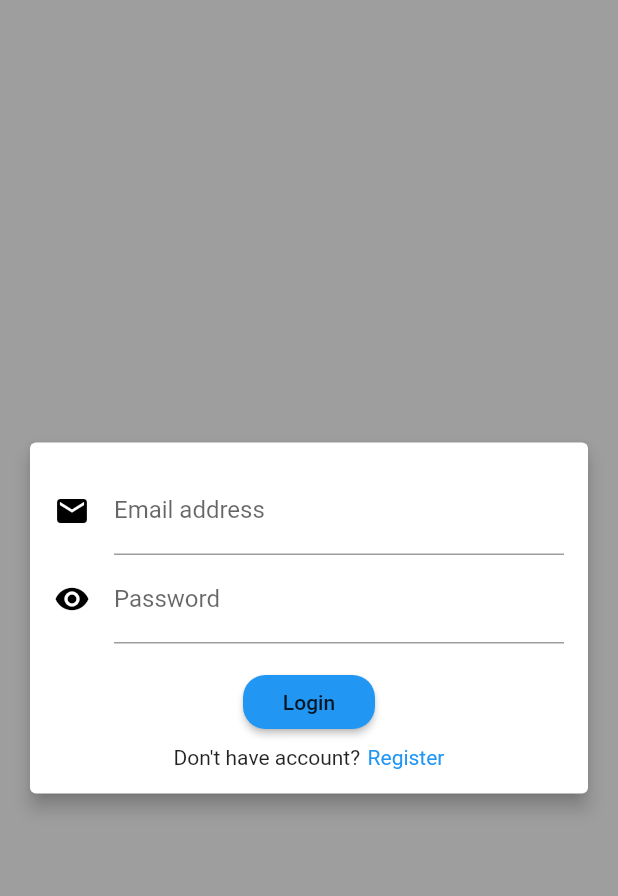
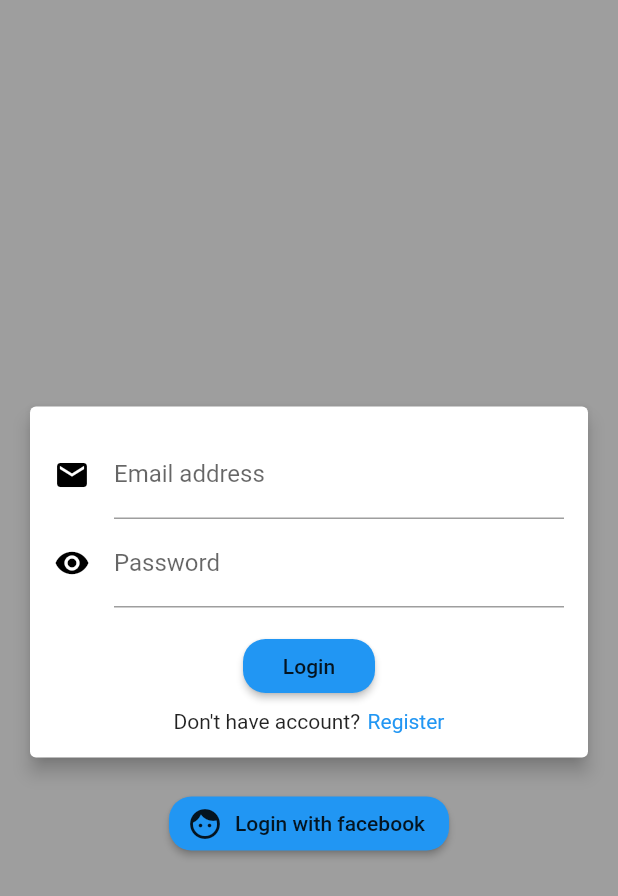
Before and after one commit to msharibahmed/flutter_group_chat_application, a Flutter app: the screen it shows after launch, on a phone screen of 412 x 824 dp. Shown: the top 896 px of the screen. Run offline on Flutter 3.47's test engine with Material 2 defaults, Android fonts, the phone set to English and light mode, and no system bars; our stand-ins replace cloud_firestore, firebase_auth; missing offline and left inert: flutter_facebook_auth; accounts and stored records are empty.

Commit message:
added facebook auth config and logic

```diff
--- a/lib/screens/auth_screen.dart
+++ b/lib/screens/auth_screen.dart
@@ -2,7 +2,9 @@ import 'package:cloud_firestore/cloud_firestore.dart';
 import 'package:firebase_auth/firebase_auth.dart';
 import 'package:flutter/material.dart';
 import 'package:flutter/services.dart';
-import 'package:flutter_group_chat_application/screens/chat_screen.dart';
+import 'package:flutter_facebook_auth/flutter_facebook_auth.dart';
+
+import '../screens/chat_screen.dart';
 
 import '../widgets/auth_form.dart';
 
@@ -58,10 +60,48 @@ class _AuthScreenState extends State<AuthScreen> {
     }
   }
 
+  Future<void> _login() async {
+    try {
+      // by default the login method has the next permissions ['email','public_profile']
+      AccessToken accessToken = await FacebookAuth.instance.login();
+      print(accessToken.toJson());
+      // get the user data
+      final userData = await FacebookAuth.instance.getUserData();
+      print(userData);
+      final AuthCredential facebookAuthCredential =
+          FacebookAuthProvider.getCredential(accessToken: accessToken.token);
+
+      await FirebaseAuth.instance.signInWithCredential(facebookAuthCredential);
+    } on FacebookAuthException catch (e) {
+      switch (e.errorCode) {
+        case FacebookAuthErrorCode.OPERATION_IN_PROGRESS:
+          print("You have a previous login operation in progress");
+          break;
+        case FacebookAuthErrorCode.CANCELLED:
+          print("login cancelled");
+          break;
+        case FacebookAuthErrorCode.FAILED:
+          print("login failed");
+          break;
+      }
+    }
+  }
+
   @override
   Widget build(BuildContext context) {
     return Scaffold(
         backgroundColor: Colors.grey[500],
-        body: AuthForm(_submitAuthForm, _isLoading));
+        body: Column(
+          mainAxisAlignment: MainAxisAlignment.center,
+          crossAxisAlignment: CrossAxisAlignment.center,
+          children: [
+            AuthForm(_submitAuthForm, _isLoading),
+            RaisedButton.icon(
+              icon: Icon(Icons.face),
+              onPressed: _login,
+              label: Text('Login with facebook'),
+            )
+          ],
+        ));
   }
 }
--- a/pubspec.yaml
+++ b/pubspec.yaml
@@ -30,6 +30,8 @@ dependencies:
   cupertino_icons: ^1.0.0
   cloud_firestore: 0.13.5
   firebase_auth: 0.16.1
+  flutter_facebook_auth: ^2.0.1
+
 
 dev_dependencies:
   flutter_test:
```
Also changed, not shown: pubspec.lock, 4 other files.
